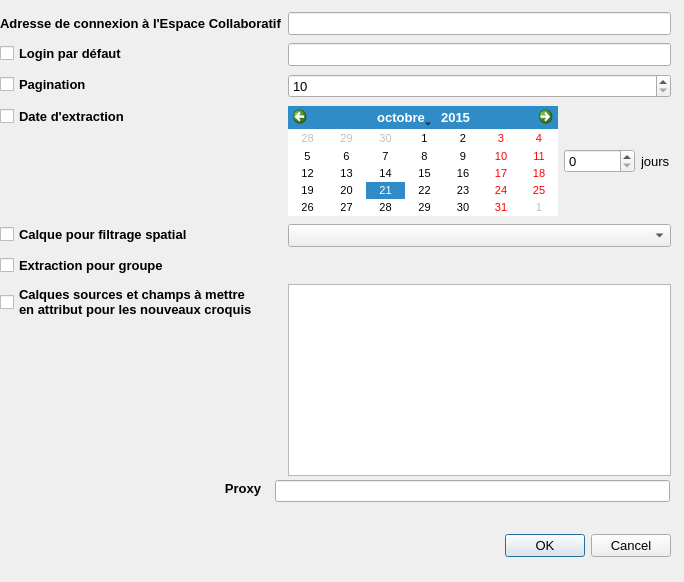
Above: FormConfigurerRipart_base.ui from IGNF/espace-collaboratif-qgis-plugin before the change. Below: the same form after it.
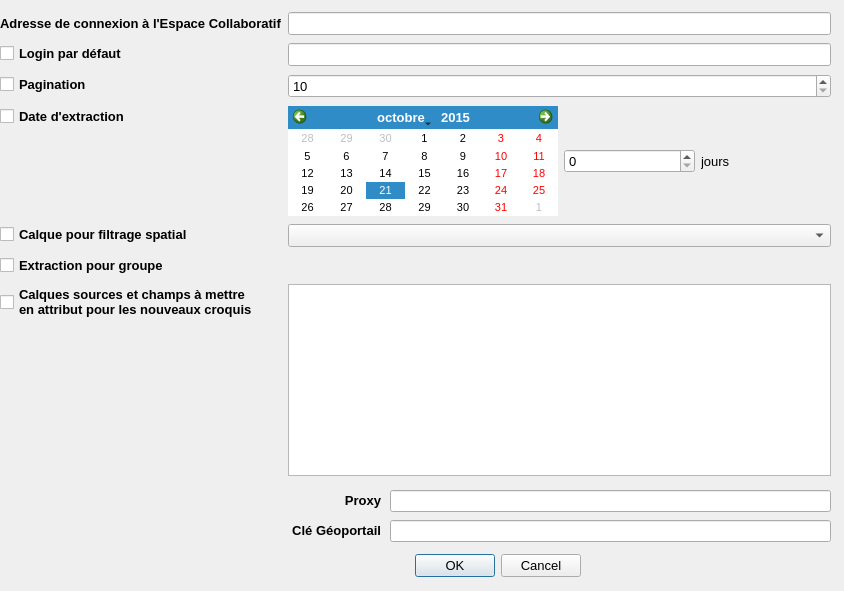
That is the form after the change. Icons and pictures are not drawn.

Commit message: F0 – Ajouter un nouveau paramètre Clé Géoportail au plugin

Patch:
```diff
--- a/FormConfigurerRipart_base.ui
+++ b/FormConfigurerRipart_base.ui
@@ -6,8 +6,8 @@
    <rect>
     <x>0</x>
     <y>0</y>
-    <width>684</width>
-    <height>582</height>
+    <width>844</width>
+    <height>591</height>
    </rect>
   </property>
   <property name="font">
@@ -28,9 +28,9 @@
   <widget class="QDialogButtonBox" name="buttonBox">
    <property name="geometry">
     <rect>
-     <x>330</x>
-     <y>530</y>
-     <width>341</width>
+     <x>380</x>
+     <y>550</y>
+     <width>201</width>
      <height>32</height>
     </rect>
    </property>
@@ -46,7 +46,7 @@
     <rect>
      <x>0</x>
      <y>10</y>
-     <width>671</width>
+     <width>831</width>
      <height>471</height>
     </rect>
    </property>
@@ -377,10 +377,10 @@
   <widget class="QLabel" name="lblProxy">
    <property name="geometry">
     <rect>
-     <x>10</x>
-     <y>480</y>
-     <width>251</width>
-     <height>16</height>
+     <x>320</x>
+     <y>490</y>
+     <width>61</width>
+     <height>20</height>
     </rect>
    </property>
    <property name="font">
@@ -400,9 +400,56 @@
   <widget class="QLineEdit" name="lineEditProxy">
    <property name="geometry">
     <rect>
-     <x>275</x>
-     <y>480</y>
-     <width>395</width>
+     <x>390</x>
+     <y>490</y>
+     <width>441</width>
+     <height>22</height>
+    </rect>
+   </property>
+   <property name="minimumSize">
+    <size>
+     <width>2</width>
+     <height>0</height>
+    </size>
+   </property>
+   <property name="font">
+    <font>
+     <pointsize>10</pointsize>
+    </font>
+   </property>
+   <property name="frame">
+    <bool>true</bool>
+   </property>
+  </widget>
+  <widget class="QLabel" name="lblCleGeoportail">
+   <property name="geometry">
+    <rect>
+     <x>250</x>
+     <y>520</y>
+     <width>131</width>
+     <height>20</height>
+    </rect>
+   </property>
+   <property name="font">
+    <font>
+     <pointsize>10</pointsize>
+     <weight>75</weight>
+     <bold>true</bold>
+    </font>
+   </property>
+   <property name="text">
+    <string>Clé Géoportail</string>
+   </property>
+   <property name="alignment">
+    <set>Qt::AlignRight|Qt::AlignTrailing|Qt::AlignVCenter</set>
+   </property>
+  </widget>
+  <widget class="QLineEdit" name="lineEditCleGeoportail">
+   <property name="geometry">
+    <rect>
+     <x>390</x>
+     <y>520</y>
+     <width>441</width>
      <height>22</height>
     </rect>
    </property>
```
Left out of the diff: 3 changed lines with no effect on the pictures. The commit also changes 4 other files.
